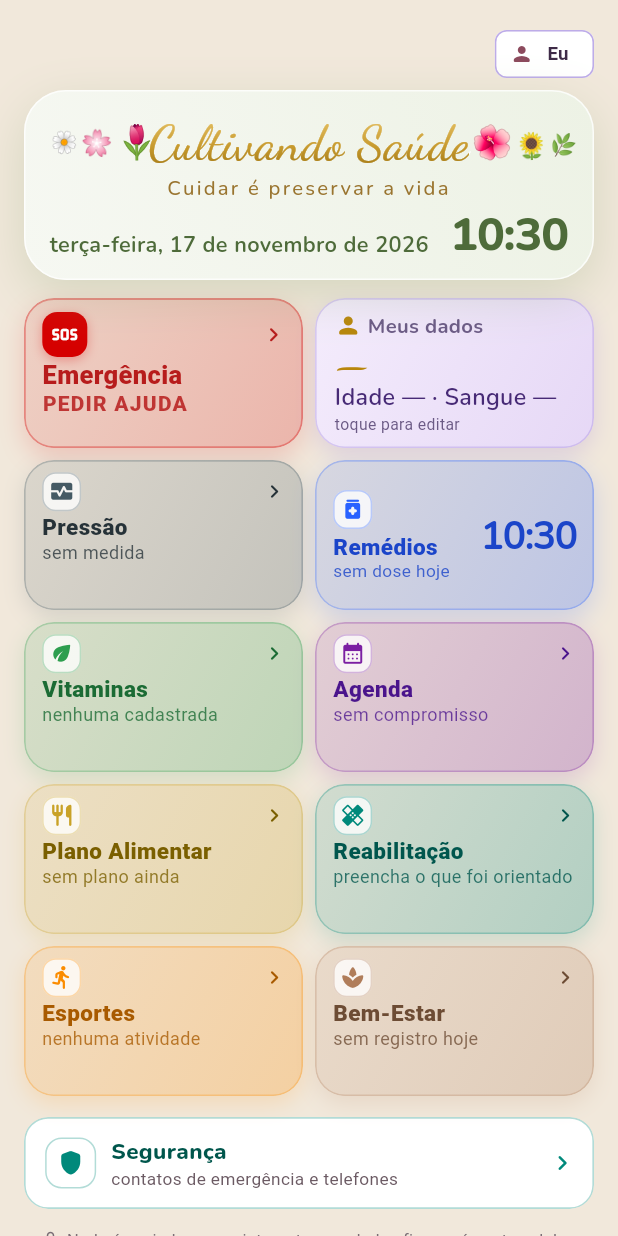
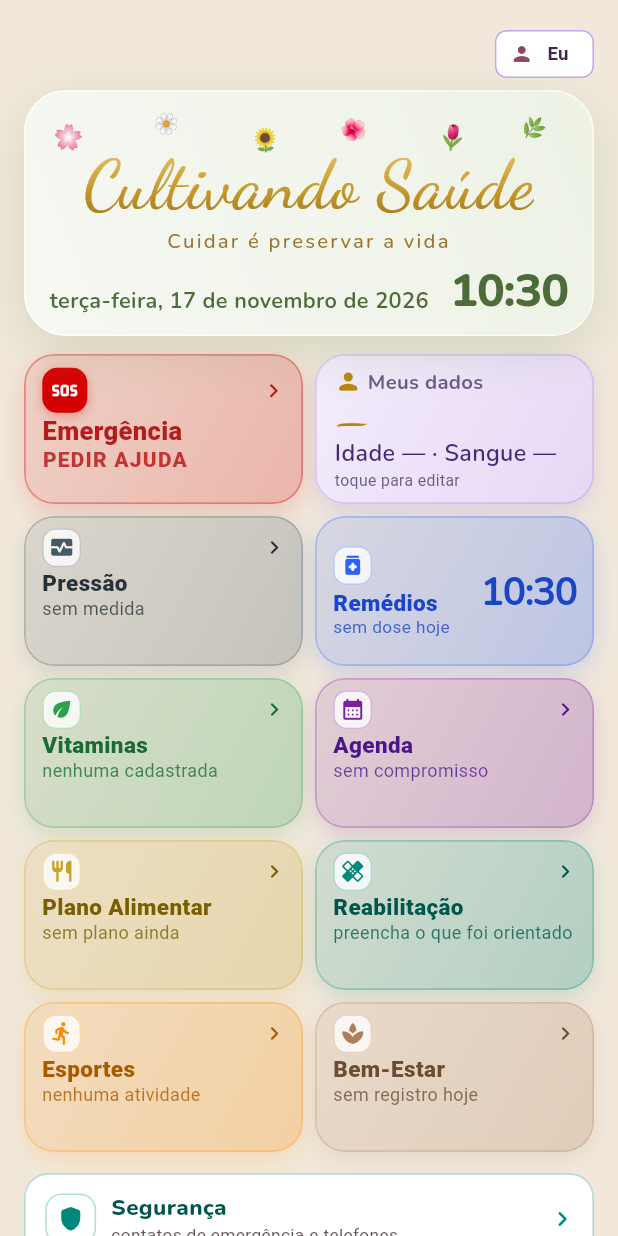
Before and after one commit to ZZ-29/cultivando-saude, a Flutter app: the screen it shows after launch, on a phone screen of 412 x 824 dp. Run offline on Flutter 3.47's test engine with Material 3 defaults, Android fonts, the phone set to English and light mode, and no system bars; our stand-ins replace sqflite; accounts and stored records are empty.

Commit message:
feat: card da marca v18 - flores na faixa superior e nome grande (v2.0.1)

````diff
--- a/lib/core/widgets/cartao_dashboard.dart
+++ b/lib/core/widgets/cartao_dashboard.dart
@@ -7,21 +7,25 @@ import 'package:flutter/material.dart';
 import '../theme/app_colors.dart';
 import '../theme/card_config.dart';
 
-/// CARD DA MARCA — o cartão lilás do topo.
+/// CARD DA MARCA — o cartão do topo.
 ///
 /// ```
-///    🌷🌸   Cultivando Saúde   🌼🌺🌿
-///          Cuidar é preservar a vida
+///   🌸                      🌼
+///        Cultivando Saúde          ← nome grande, dourado
+///        Cuidar é preservar a vida
+///   🌿   sexta-feira, 13…   08:42  🌷
 /// ```
 ///
-/// O nome fica **centralizado**, com o jardim dividido dos dois lados, e é
-/// escrito num **dourado em gradiente** — o metal, não a tinta: claro no
-/// topo da letra, fundo na base, como ouro polido sob luz.
+/// **v18:** as flores saíram dos dois canteiros laterais e foram **espalhadas
+/// pelo card** (cantos e bordas), pequenas (12–17px) e atrás do conteúdo.
+/// Antes elas ocupavam 132px de largura, um de cada lado, e o nome era
+/// encolhido para caber no meio — ficava menor que as próprias flores.
+///
+/// O nome é escrito num **dourado em gradiente** — o metal, não a tinta.
 ///
 /// A vida do card vem de movimentos lentos (ciclo de 9 s):
-///   • o gradiente lilás do fundo desliza na diagonal;
-///   • as flores balançam em fases diferentes;
-///   • as flores respiram (sobem ~2,5 px).
+///   • o gradiente do fundo desliza na diagonal;
+///   • as flores balançam e respiram em fases diferentes.
 class CartaoDashboard extends StatefulWidget {
   const CartaoDashboard({
     required this.config,
@@ -41,23 +45,21 @@ class _CartaoDashboardState extends State<CartaoDashboard>
     duration: const Duration(seconds: 9),
   )..repeat(reverse: true);
 
-  /// Jardim **simétrico** e mais cheio: três flores de cada lado, com tamanhos
-  /// espelhados (grande junto do nome, pequena na ponta) e alturas diferentes
-  /// — canteiro de verdade, não fileira de carimbos.
-  static const List<_Flor> _esquerda = <_Flor>[
-    _Flor('🌼', 14, 0.10, 1.2, 5),
-    _Flor('🌸', 17, 0.28, 2.2, 2),
-    _Flor('🌷', 22, 0.00, 1.6, 0),
+  /// Flores espalhadas numa **faixa no alto do card** (22px).
+  ///
+  /// Antes elas flutuavam por todo o card e as da base caíam em cima do
+  /// relógio. Numa faixa própria, ficam soltas e espalhadas sem encostar em
+  /// nome, slogan, data ou hora.
+  static const List<_Flor> _flores = <_Flor>[
+    _Flor('🌸', 16, 0.03, 6, 0.12, 2.4),
+    _Flor('🌼', 13, 0.22, 0, 0.34, 1.8),
+    _Flor('🌻', 15, 0.41, 8, 0.62, 2.0),
+    _Flor('🌺', 14, 0.58, 1, 0.80, 2.2),
+    _Flor('🌷', 16, 0.77, 7, 0.22, 2.6),
+    _Flor('🌿', 13, 0.93, 2, 0.46, 1.9),
   ];
 
-  static const List<_Flor> _direita = <_Flor>[
-    _Flor('🌺', 22, 0.56, 2.0, 0),
-    _Flor('🌻', 17, 0.70, 1.4, 2),
-    _Flor('🌿', 14, 0.85, 1.8, 5),
-  ];
-
-  /// Largura fixa de cada canteiro — é o que garante o centro de verdade.
-  static const double _larguraJardim = 66;
+  static const double _alturaFaixaFlores = 22;
 
   late DateTime _agora = DateTime.now();
   Timer? _relogio;
@@ -94,7 +96,7 @@ class _CartaoDashboardState extends State<CartaoDashboard>
         final double t = Curves.easeInOut.transform(_ciclo.value);
 
         return Container(
-          padding: const EdgeInsets.fromLTRB(16, 16, 16, 14),
+          padding: const EdgeInsets.fromLTRB(16, 14, 16, 14),
           decoration: BoxDecoration(
             gradient: LinearGradient(
               begin: Alignment.lerp(
@@ -129,27 +131,17 @@ class _CartaoDashboardState extends State<CartaoDashboard>
           child: Column(
             mainAxisSize: MainAxisSize.min,
             children: <Widget>[
-              // Nome centralizado: canteiros de largura IGUAL nas duas pontas.
-              Row(
-                crossAxisAlignment: CrossAxisAlignment.center,
-                children: <Widget>[
+              // Faixa de flores: decoração que não encosta em nada.
               SizedBox(
-                    width: _larguraJardim,
-                    child: _jardim(_esquerda, t, alinhamentoFim: true),
+                height: _alturaFaixaFlores,
+                width: double.infinity,
+                child: IgnorePointer(child: _faixaDeFlores(t)),
               ),
-                  Expanded(
-                    child: Center(
-                      child: FittedBox(
+
+              // Nome grande: recebe a largura toda do card.
+              FittedBox(
                 fit: BoxFit.scaleDown,
                 child: _nomeDourado(nome),
-                      ),
-                    ),
-                  ),
-                  SizedBox(
-                    width: _larguraJardim,
-                    child: _jardim(_direita, t, alinhamentoFim: false),
-                  ),
-                ],
               ),
 
                   // Slogan
@@ -173,9 +165,8 @@ class _CartaoDashboardState extends State<CartaoDashboard>
                     ),
                   ],
 
-              // Data à esquerda (sob as flores da esquerda) e relógio grande
-              // à direita (sob as flores da direita).
-              const SizedBox(height: 8),
+                  // Data à esquerda e relógio grande à direita.
+                  const SizedBox(height: 10),
                   Row(
                     crossAxisAlignment: CrossAxisAlignment.end,
                     children: <Widget>[
@@ -257,26 +248,26 @@ class _CartaoDashboardState extends State<CartaoDashboard>
     );
   }
 
-  Widget _jardim(
-    List<_Flor> flores,
-    double t, {
-    required bool alinhamentoFim,
-  }) {
-    return Row(
-      mainAxisAlignment:
-          alinhamentoFim ? MainAxisAlignment.end : MainAxisAlignment.start,
-      crossAxisAlignment: CrossAxisAlignment.end,
-      children: flores.map((_Flor flor) {
+  /// Faixa de flores: cada flor numa posição horizontal própria, com um
+  /// deslocamento vertical pequeno — soltas, mas sem sair da faixa.
+  Widget _faixaDeFlores(double t) {
+    return LayoutBuilder(
+      builder: (BuildContext context, BoxConstraints limites) {
+        final double largura = limites.maxWidth;
+        return Stack(
+          clipBehavior: Clip.none,
+          children: _flores.map((_Flor flor) {
             final double fase = (t + flor.fase) % 1.0;
             final double onda = math.sin(fase * 2 * math.pi);
 
-        return Padding(
-          // Altura própria de cada flor: dá o desenho de canteiro.
-          padding: EdgeInsets.only(left: 1, right: 1, bottom: flor.altura),
+            return Positioned(
+              // Centraliza a flor na posição horizontal escolhida.
+              left: largura * flor.x - flor.tamanho / 2,
+              top: flor.y,
               child: Transform.translate(
-            offset: Offset(0, -2.5 * (onda + 1) / 2),
+                offset: Offset(0, -2.0 * (onda + 1) / 2),
                 child: Transform.rotate(
-              angle: onda * 0.030 * flor.balanco,
+                  angle: onda * 0.06 * flor.balanco,
                   child: Text(
                     flor.emoji,
                     style: TextStyle(fontSize: flor.tamanho),
@@ -286,6 +277,8 @@ class _CartaoDashboardState extends State<CartaoDashboard>
             );
           }).toList(growable: false),
         );
+      },
+    );
   }
 }
 
@@ -293,16 +286,23 @@ class _Flor {
   const _Flor(
     this.emoji,
     this.tamanho,
+    this.x,
+    this.y,
     this.fase,
     this.balanco,
-    this.altura,
   );
 
   final String emoji;
   final double tamanho;
+
+  /// Posição horizontal dentro da faixa (0 = esquerda, 1 = direita).
+  final double x;
+
+  /// Deslocamento vertical dentro da faixa, em pixels.
+  final double y;
+
   final double fase;
   final double balanco;
-  final double altura;
 }
 
 /// "sexta-feira, 13 de novembro de 2026"
--- a/pubspec.yaml
+++ b/pubspec.yaml
@@ -16,7 +16,7 @@ publish_to: 'none' # Remove this line if you wish to publish to pub.dev
 # https://developer.apple.com/library/archive/documentation/General/Reference/InfoPlistKeyReference/Articles/CoreFoundationKeys.html
 # In Windows, build-name is used as the major, minor, and patch parts
 # of the product and file versions while build-number is used as the build suffix.
-version: 2.0.0+13
+version: 2.0.1+14
 
 environment:
   sdk: ^3.13.7
````
Lines whose indentation alone changed are shown as unchanged.
